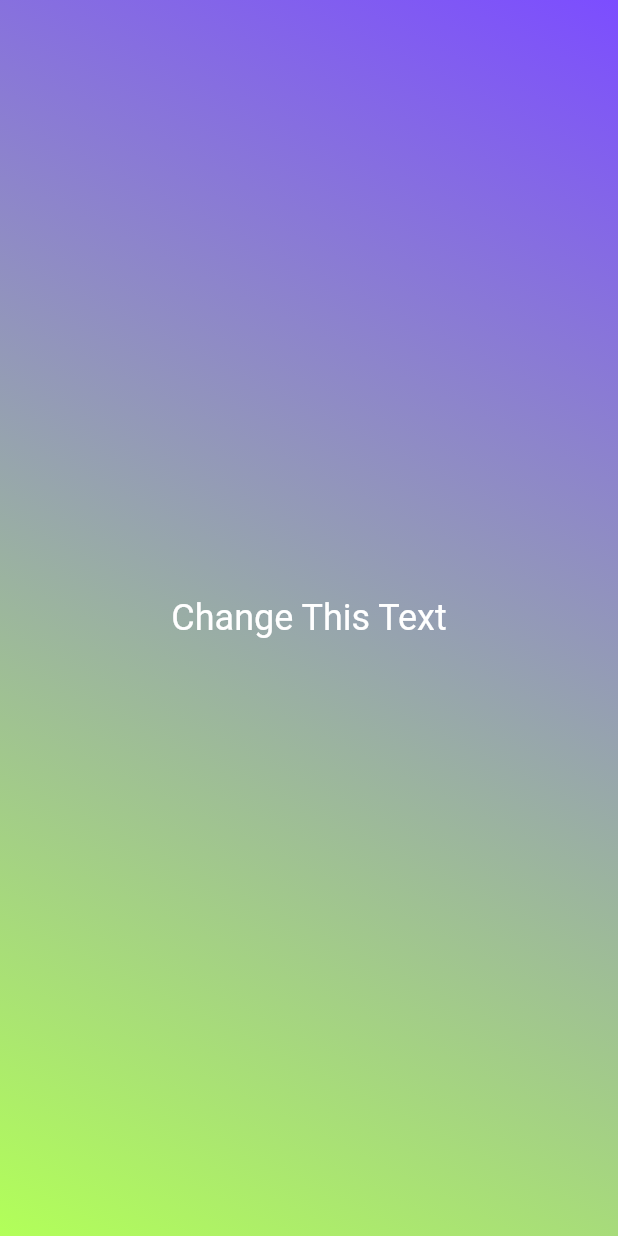
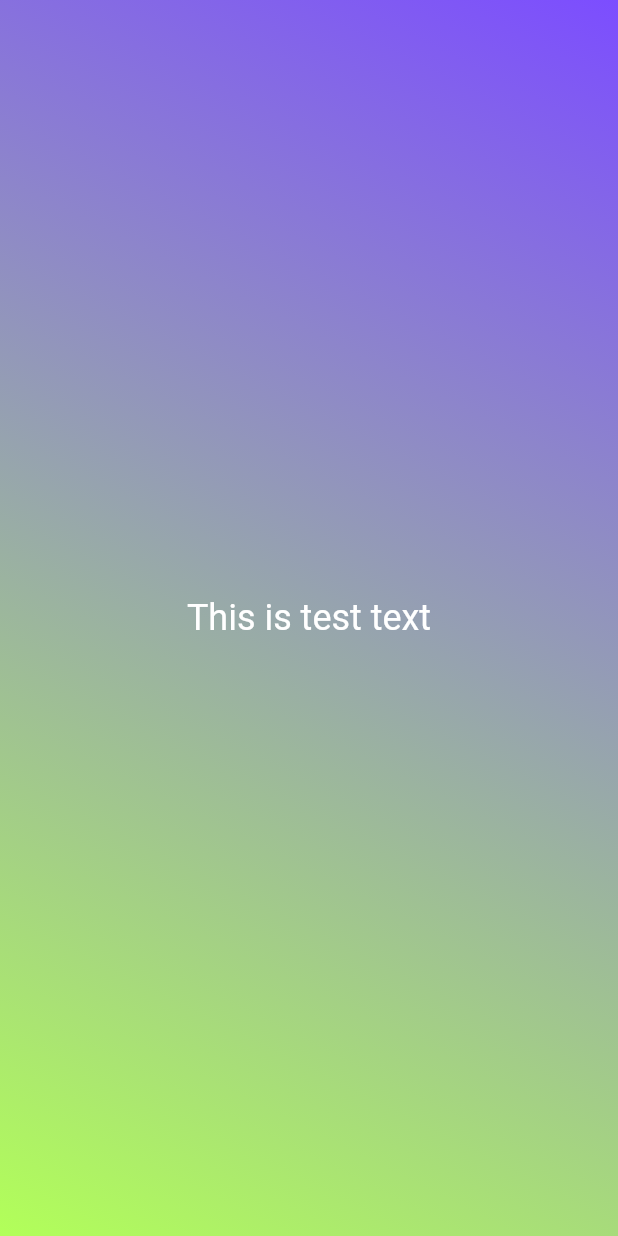
Before and after one commit to progRayhan/Flutter-Development, a Flutter app: the screen it shows after launch, on a phone screen of 412 x 824 dp. Run offline on Flutter 3.47's test engine with Material 2 defaults, Android fonts, the phone set to English and light mode, and no system bars.

Commit message:
feat: variable added
1.variable added

```diff
--- a/first_app/lib/gradient_container.dart
+++ b/first_app/lib/gradient_container.dart
@@ -1,17 +1,20 @@
 import 'package:flutter/material.dart';
 
 import 'package:first_app/styled_text.dart';
+
+var beginAlignment = Alignment.topRight;
+var endAlignment = Alignment.bottomLeft;
 
 class GradientContainer extends StatelessWidget{
   const GradientContainer({key}):super(key: key);
   @override
   Widget build(context){
     return Container(
-          decoration: const BoxDecoration(
+          decoration: BoxDecoration(
             gradient: LinearGradient(
-              colors: [Colors.deepPurpleAccent, Colors.lightGreenAccent],
-              begin: Alignment.topRight,
-              end: Alignment.bottomLeft
+              colors: const [Colors.deepPurpleAccent, Colors.lightGreenAccent],
+              begin: beginAlignment,
+              end: endAlignment
             )
           ),
           child: const Center(
--- a/first_app/lib/styled_text.dart
+++ b/first_app/lib/styled_text.dart
@@ -1,12 +1,15 @@
 import 'package:flutter/material.dart';
+
+var text_color = Colors.white;
+var text = "This is test text";
 
 class StyledText extends StatelessWidget{
   const StyledText({key}):super(key: key);
   @override
   Widget build(context){
-    return const Text("Change This Text", style:TextStyle(
+    return Text(text, style:TextStyle(
               fontSize: 24,
-              color: Colors.white
+              color: text_color,
             ));
   }
 }
```
